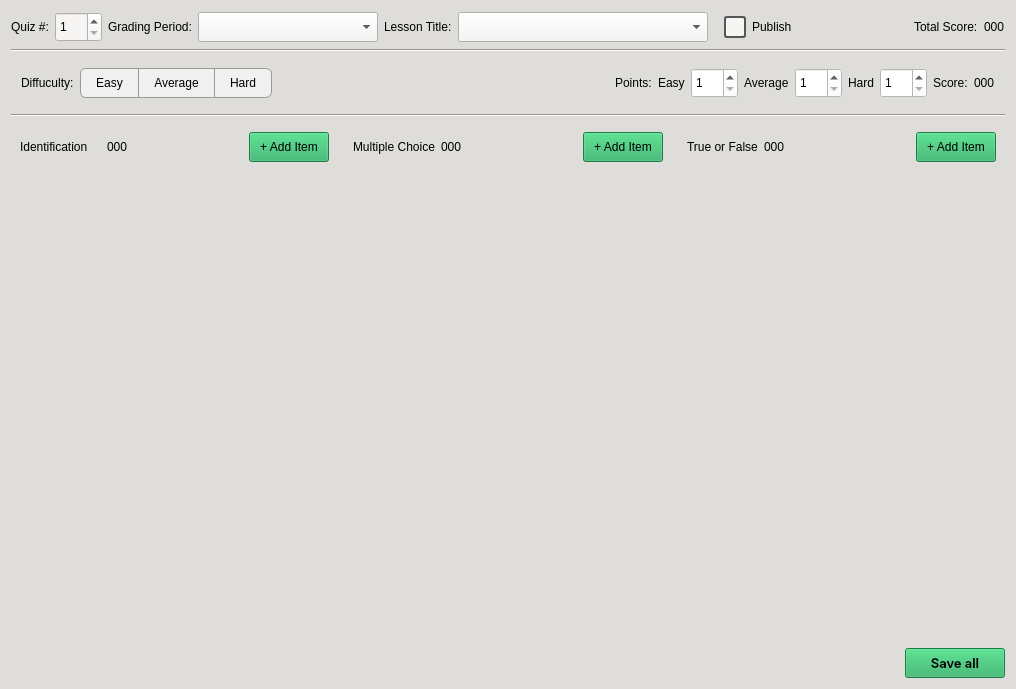
This is CAI_PyQt/CAI_Admin/UI/QuizDialog.ui in CPG19040/CPG19040 as Qt 5 draws it before an edit. The edited form follows.
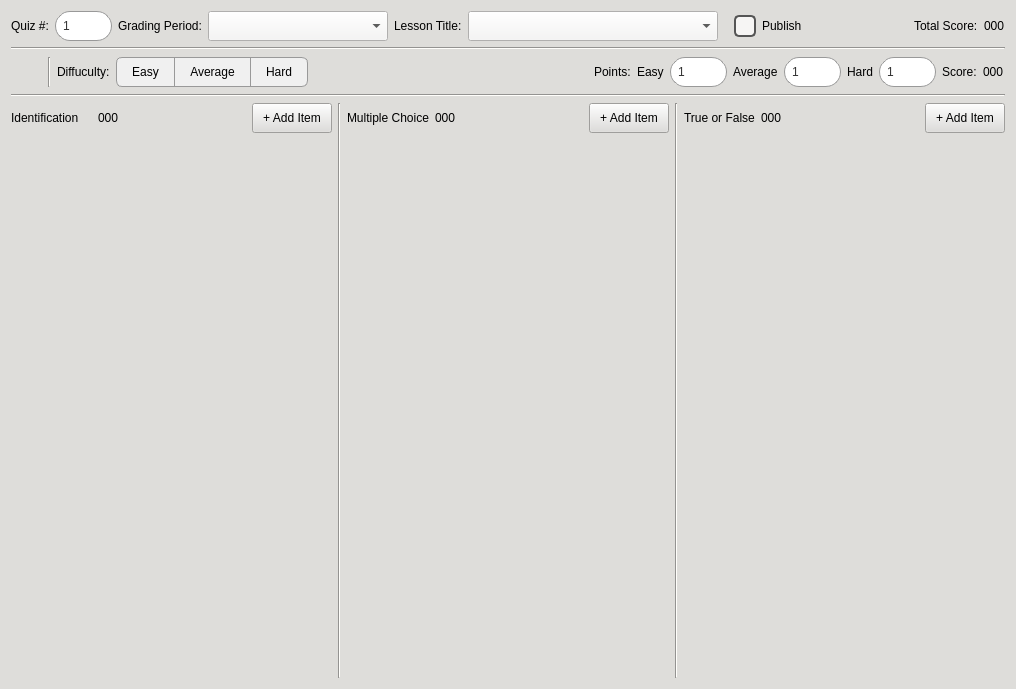
This is the edited form. Icons and pictures are not drawn.

The edit to the form file:
```diff
--- a/CAI_PyQt/CAI_Admin/UI/QuizDialog.ui
+++ b/CAI_PyQt/CAI_Admin/UI/QuizDialog.ui
@@ -14,11 +14,142 @@
    <string>Quiz Editor</string>
   </property>
   <property name="styleSheet">
-   <string notr="true">color: black; font: 10pt &quot;Inter&quot;; background-color: rgb(222, 221, 218);</string>
+   <string notr="true">* {
+    color: black;
+    font: 10pt &quot;Inter&quot;;
+    background-color: rgb(222, 221, 218);
+}
+
+*[class=&quot;button-green&quot;] {
+    border-radius: 15px;
+    padding: 0px 10px 0px;
+    background: #129046;
+    color: #FFF;
+	font: 10pt &quot;Inter SemiBold&quot;;
+}
+
+*[class=&quot;button-green&quot;]:hover {
+    background: #27AE60;
+}
+
+QComboBox[class=&quot;combobox-main&quot;] {
+	height: 30px;
+	border: 1px solid #999;
+	border-radius: 15px;
+    padding-left: 10px;
+    background-color: #ffffff;
+    color: #333333;
+    font-size: 12px;
+    selection-background-color: #7eb4d7;
+	font: 10pt &quot;Inter&quot;;
+}
+
+QComboBox[class=&quot;combobox-main&quot;]:focus {
+	border: 1px solid #007BFF;
+}
+
+QComboBox[class=&quot;combobox-main&quot;]:hover {
+    border: 1px solid #3498db;
+}
+
+QComboBox[class=&quot;combobox-main&quot;]::drop-down {
+    subcontrol-origin: padding;
+    subcontrol-position: top right;
+    width: 30px;
+    border-left-width: 0px;
+    border-top-right-radius: 8px;
+    border-bottom-right-radius: 8px;
+}
+
+QComboBox[class=&quot;combobox-main&quot;]::down-arrow {
+    image: url(:/Images/Images/caret-down.png);
+    border: none;
+    width: 8px;
+    height: 8px;
+}
+
+QComboBox[class=&quot;combobox-main&quot;] QAbstractItemView {
+    background-color: #ffffff;
+    selection-background-color: #7eb4d7;
+    selection-color: #ffffff;
+    border-radius: 5px;
+}
+
+QComboBox[class=&quot;combobox-main&quot;] QAbstractItemView::item {
+    min-height: 35px;
+    padding-left: 10px;
+    border-radius: 4px;
+}
+
+QSpinBox {
+    height: 30px;
+    border: 1px solid #999;
+    border-radius: 15px;
+    padding: 0px 5px 0px;
+    background-color: #ffffff;
+    color: #333333;
+    font-size: 12px;
+    selection-background-color: #7eb4d7;
+	font: 10pt &quot;Inter&quot;;
+}
+
+QSpinBox:focus {
+    border: 1px solid #007BFF;
+}
+
+QSpinBox:hover {
+    border: 1px solid #3498db;
+}
+
+QSpinBox::up-button {
+    subcontrol-origin: border;
+    subcontrol-position: top right;
+    width: 8px;
+    height: 8px;
+    border-top-right-radius: 15px;
+    padding: 6px 10px 6px 2px;
+	color: rgb(119, 118, 123);
+}
+
+QSpinBox::down-button {
+    subcontrol-origin: border;
+    subcontrol-position: bottom right;
+    width: 8px;
+    height: 8px;
+    border-bottom-right-radius: 15px;
+    padding: 6px 10px 6px 2px;
+	color: rgb(119, 118, 123);
+}
+
+QSpinBox::up-arrow {
+    image: url(:/Images/Images/caret-up.png);
+    width: 8px;
+    height: 8px;
+}
+
+QSpinBox::down-arrow {
+    image: url(:/Images/Images/caret-down.png);
+    width: 8px;
+    height: 8px;
+}
+</string>
   </property>
   <layout class="QVBoxLayout" name="verticalLayout_2">
    <item>
+    <widget class="QWidget" name="widget_header" native="true">
     <layout class="QHBoxLayout" name="headerLayout">
+      <property name="leftMargin">
+       <number>0</number>
+      </property>
+      <property name="topMargin">
+       <number>0</number>
+      </property>
+      <property name="rightMargin">
+       <number>0</number>
+      </property>
+      <property name="bottomMargin">
+       <number>0</number>
+      </property>
      <item>
       <widget class="QLabel" name="label_1">
        <property name="text">
@@ -34,8 +165,14 @@
          <height>30</height>
         </size>
        </property>
+        <property name="maximumSize">
+         <size>
+          <width>16777215</width>
+          <height>30</height>
+         </size>
+        </property>
        <property name="styleSheet">
-        <string notr="true">background-color: rgb(246, 245, 244);</string>
+         <string notr="true"/>
        </property>
        <property name="minimum">
         <number>1</number>
@@ -63,6 +200,12 @@
          <height>30</height>
         </size>
        </property>
+        <property name="maximumSize">
+         <size>
+          <width>16777215</width>
+          <height>30</height>
+         </size>
+        </property>
        <property name="styleSheet">
         <string notr="true">color: rgb(0, 0, 0); background-color: rgb(246, 245, 244); padding: 0px 10px 0px;</string>
        </property>
@@ -102,6 +245,12 @@
          <height>30</height>
         </size>
        </property>
+        <property name="maximumSize">
+         <size>
+          <width>16777215</width>
+          <height>30</height>
+         </size>
+        </property>
        <property name="cursor">
         <cursorShape>PointingHandCursor</cursorShape>
        </property>
@@ -115,7 +264,7 @@
 	height: 18px;
 	background-color: rgb(246, 245, 244);
 	border: 2px solid #555555;
-	border-radius: 3px;
+	border-radius: 5px;
 }
 QCheckBox::indicator:checked {
 	image: url(:/Images/Images/check.png);
@@ -141,6 +290,12 @@
      </item>
      <item>
       <widget class="QLabel" name="label_5">
+        <property name="maximumSize">
+         <size>
+          <width>16777215</width>
+          <height>30</height>
+         </size>
+        </property>
        <property name="text">
         <string>Total Score:</string>
        </property>
@@ -148,12 +303,19 @@
      </item>
      <item>
       <widget class="QLabel" name="label_totalScore">
+        <property name="maximumSize">
+         <size>
+          <width>16777215</width>
+          <height>30</height>
+         </size>
+        </property>
        <property name="text">
         <string>000</string>
        </property>
       </widget>
      </item>
     </layout>
+    </widget>
    </item>
    <item>
     <widget class="Line" name="line_3">
@@ -180,7 +342,7 @@
       <item>
        <widget class="QFrame" name="frame_5">
         <property name="styleSheet">
-         <string notr="true">#frame_5 { background-color: transparent; }</string>
+         <string notr="true">#frame_5 { background: transparent; }</string>
         </property>
         <property name="frameShape">
          <enum>QFrame::StyledPanel</enum>
@@ -189,6 +351,81 @@
          <enum>QFrame::Raised</enum>
         </property>
         <layout class="QHBoxLayout" name="horizontalLayout">
+         <property name="leftMargin">
+          <number>0</number>
+         </property>
+         <property name="topMargin">
+          <number>0</number>
+         </property>
+         <property name="rightMargin">
+          <number>0</number>
+         </property>
+         <property name="bottomMargin">
+          <number>0</number>
+         </property>
+         <item>
+          <widget class="QPushButton" name="btn_save">
+           <property name="minimumSize">
+            <size>
+             <width>30</width>
+             <height>30</height>
+            </size>
+           </property>
+           <property name="maximumSize">
+            <size>
+             <width>30</width>
+             <height>30</height>
+            </size>
+           </property>
+           <property name="font">
+            <font>
+             <family>Inter</family>
+             <pointsize>10</pointsize>
+             <weight>50</weight>
+             <italic>false</italic>
+             <bold>false</bold>
+            </font>
+           </property>
+           <property name="cursor">
+            <cursorShape>PointingHandCursor</cursorShape>
+           </property>
+           <property name="toolTip">
+            <string>Save (Ctrl + S)</string>
+           </property>
+           <property name="styleSheet">
+            <string notr="true">#btn_save {
+	border: none; 
+	background: transparent;
+}
+
+#btn_save:hover {
+	background-color: rgb(255, 255, 255);
+	border-radius: 5px;
+}
+</string>
+           </property>
+           <property name="text">
+            <string/>
+           </property>
+           <property name="icon">
+            <iconset resource="../resources.qrc">
+             <normaloff>:/Images/Images/save.png</normaloff>:/Images/Images/save.png</iconset>
+           </property>
+           <property name="iconSize">
+            <size>
+             <width>30</width>
+             <height>30</height>
+            </size>
+           </property>
+          </widget>
+         </item>
+         <item>
+          <widget class="Line" name="line">
+           <property name="orientation">
+            <enum>Qt::Vertical</enum>
+           </property>
+          </widget>
+         </item>
          <item>
           <widget class="QLabel" name="label_6">
            <property name="maximumSize">
@@ -378,8 +615,14 @@
              <height>30</height>
             </size>
            </property>
+           <property name="maximumSize">
+            <size>
+             <width>16777215</width>
+             <height>30</height>
+            </size>
+           </property>
            <property name="styleSheet">
-            <string notr="true">background-color: rgb(255, 255, 255);</string>
+            <string notr="true"/>
            </property>
            <property name="minimum">
             <number>1</number>
@@ -413,8 +656,14 @@
              <height>30</height>
             </size>
            </property>
+           <property name="maximumSize">
+            <size>
+             <width>16777215</width>
+             <height>30</height>
+            </size>
+           </property>
            <property name="styleSheet">
-            <string notr="true">background-color: rgb(255, 255, 255);</string>
+            <string notr="true"/>
            </property>
            <property name="minimum">
             <number>1</number>
@@ -448,8 +697,14 @@
              <height>30</height>
             </size>
            </property>
+           <property name="maximumSize">
+            <size>
+             <width>16777215</width>
+             <height>30</height>
+            </size>
+           </property>
            <property name="styleSheet">
-            <string notr="true">background-color: rgb(255, 255, 255);</string>
+            <string notr="true"/>
            </property>
            <property name="minimum">
             <number>1</number>
@@ -490,7 +745,82 @@
     </widget>
    </item>
    <item>
-    <widget class="QWidget" name="widget_6" native="true">
+    <widget class="QWidget" name="widget_quizview" native="true">
+     <property name="styleSheet">
+      <string notr="true">/* 1. THE MAIN CONTAINER */
+#QScrollArea { 
+    border: none;
+    border-radius: 20px; 
+    background-color: rgb(246, 245, 244);
+	font: 10pt &quot;Inter&quot;;
+}
+
+/* 2. THE VIEWPORT (Crucial for transparency/backgrounds) */
+#QScrollArea QWidget #qt_scrollarea_viewport {
+    background: rgb(246, 245, 244);
+    border-radius: 20px;
+}
+
+/* 3. VERTICAL SCROLLBAR */
+QScrollBar:vertical {
+    border: none;
+    background: #ffffff;
+    width: 10px;
+    margin: 0px;
+    border-radius: 5px;
+}
+
+QScrollBar::handle:vertical {
+    background: #7a7a7a;
+    min-height: 20px;
+    border-radius: 5px;
+}
+
+QScrollBar::handle:vertical:hover {
+    background: #574939;
+}
+
+/* 4. HORIZONTAL SCROLLBAR */
+QScrollBar:horizontal {
+    border: none;
+    background: #ffffff;
+    height: 10px; /* Note: height, not width */
+    margin: 0px;
+    border-radius: 5px;
+}
+
+QScrollBar::handle:horizontal {
+    background: #7a7a7a;
+    min-width: 20px;
+    border-radius: 5px;
+}
+
+QScrollBar::handle:horizontal:hover {
+    background: #574939;
+}
+
+/* 5. REMOVE BUTTONS &amp; TRACK BACKGROUNDS */
+/* This handles both horizontal and vertical arrows/tracks */
+QScrollBar::add-line:vertical, QScrollBar::sub-line:vertical,
+QScrollBar::add-line:horizontal, QScrollBar::sub-line:horizontal {
+    border: none;
+    background: none;
+    width: 0px;
+    height: 0px;
+}
+
+QScrollBar::add-page:vertical, QScrollBar::sub-page:vertical,
+QScrollBar::add-page:horizontal, QScrollBar::sub-page:horizontal {
+    background: none;
+}
+
+/* 6. THE CORNER WIDGET 
+   (The small square where both bars meet) */
+#QScrollArea QWidget #qt_scrollarea_corner {
+    background: rgb(246, 245, 244);
+    border: none;
+}</string>
+     </property>
      <layout class="QHBoxLayout" name="horizontalLayout_7">
       <property name="leftMargin">
        <number>0</number>
@@ -506,7 +836,22 @@
       </property>
       <item>
        <widget class="QWidget" name="widget_5" native="true">
+        <property name="styleSheet">
+         <string notr="true"/>
+        </property>
         <layout class="QVBoxLayout" name="verticalLayout">
+         <property name="leftMargin">
+          <number>0</number>
+         </property>
+         <property name="topMargin">
+          <number>0</number>
+         </property>
+         <property name="rightMargin">
+          <number>0</number>
+         </property>
+         <property name="bottomMargin">
+          <number>0</number>
+         </property>
          <item>
           <widget class="QWidget" name="widget" native="true">
            <layout class="QHBoxLayout" name="horizontalLayout_3">
@@ -583,7 +928,7 @@
                <cursorShape>PointingHandCursor</cursorShape>
               </property>
               <property name="styleSheet">
-               <string notr="true">background: #27ae60;</string>
+               <string notr="true"/>
               </property>
               <property name="text">
                <string>+ Add Item</string>
@@ -596,79 +941,13 @@
          <item>
           <widget class="QScrollArea" name="scrollArea_id">
            <property name="styleSheet">
-            <string notr="true">/* 1. THE MAIN CONTAINER */
-#scrollArea_id { 
-    border: none;
-    border-radius: 20px; 
-    background-color: rgb(246, 245, 244);
-	font: 10pt &quot;Inter&quot;;
-}
-
-/* 2. THE VIEWPORT (Crucial for transparency/backgrounds) */
-#scrollArea_id QWidget #qt_scrollarea_viewport {
-    background: rgb(246, 245, 244);
-    border-radius: 20px;
-}
-
-/* 3. VERTICAL SCROLLBAR */
-QScrollBar:vertical {
-    border: none;
-    background: #ffffff;
-    width: 10px;
-    margin: 0px;
-    border-radius: 5px;
-}
-
-QScrollBar::handle:vertical {
-    background: #7a7a7a;
-    min-height: 20px;
-    border-radius: 5px;
-}
-
-QScrollBar::handle:vertical:hover {
-    background: #574939;
-}
-
-/* 4. HORIZONTAL SCROLLBAR */
-QScrollBar:horizontal {
-    border: none;
-    background: #ffffff;
-    height: 10px; /* Note: height, not width */
-    margin: 0px;
-    border-radius: 5px;
-}
-
-QScrollBar::handle:horizontal {
-    background: #7a7a7a;
-    min-width: 20px;
-    border-radius: 5px;
-}
-
-QScrollBar::handle:horizontal:hover {
-    background: #574939;
-}
-
-/* 5. REMOVE BUTTONS &amp; TRACK BACKGROUNDS */
-/* This handles both horizontal and vertical arrows/tracks */
-QScrollBar::add-line:vertical, QScrollBar::sub-line:vertical,
-QScrollBar::add-line:horizontal, QScrollBar::sub-line:horizontal {
-    border: none;
-    background: none;
-    width: 0px;
-    height: 0px;
-}
-
-QScrollBar::add-page:vertical, QScrollBar::sub-page:vertical,
-QScrollBar::add-page:horizontal, QScrollBar::sub-page:horizontal {
-    background: none;
-}
-
-/* 6. THE CORNER WIDGET 
-   (The small square where both bars meet) */
-#scrollArea_id QWidget #qt_scrollarea_corner {
-    background: rgb(246, 245, 244);
-    border: none;
-}</string>
+            <string notr="true"/>
+           </property>
+           <property name="frameShape">
+            <enum>QFrame::NoFrame</enum>
+           </property>
+           <property name="frameShadow">
+            <enum>QFrame::Sunken</enum>
            </property>
            <property name="widgetResizable">
             <bool>true</bool>
@@ -678,8 +957,8 @@
              <rect>
               <x>0</x>
               <y>0</y>
-              <width>311</width>
-              <height>467</height>
+              <width>323</width>
+              <height>543</height>
              </rect>
             </property>
             <layout class="QVBoxLayout" name="layout_identification"/>
@@ -689,6 +968,13 @@
         </layout>
        </widget>
       </item>
+      <item>
+       <widget class="Line" name="line_4">
+        <property name="orientation">
+         <enum>Qt::Vertical</enum>
+        </property>
+       </widget>
+      </item>
       <item>
        <widget class="QWidget" name="widget_7" native="true">
         <property name="minimumSize">
@@ -698,6 +984,18 @@
          </size>
         </property>
         <layout class="QVBoxLayout" name="verticalLayout_6">
+         <property name="leftMargin">
+          <number>0</number>
+         </property>
+         <property name="topMargin">
+          <number>0</number>
+         </property>
+         <property name="rightMargin">
+          <number>0</number>
+         </property>
+         <property name="bottomMargin">
+          <number>0</number>
+         </property>
          <item>
           <widget class="QWidget" name="widget_3" native="true">
            <layout class="QHBoxLayout" name="horizontalLayout_5">
@@ -761,7 +1059,7 @@
                <cursorShape>PointingHandCursor</cursorShape>
               </property>
               <property name="styleSheet">
-               <string notr="true">background: #27ae60;</string>
+               <string notr="true"/>
               </property>
               <property name="text">
                <string>+ Add Item</string>
@@ -774,79 +1072,13 @@
          <item>
           <widget class="QScrollArea" name="scrollArea_mc">
            <property name="styleSheet">
-            <string notr="true">/* 1. THE MAIN CONTAINER */
-#scrollArea_mc { 
-    border: none;
-    border-radius: 20px; 
-    background-color: rgb(246, 245, 244);
-	font: 10pt &quot;Inter&quot;;
-}
-
-/* 2. THE VIEWPORT (Crucial for transparency/backgrounds) */
-#scrollArea_mc QWidget #qt_scrollarea_viewport {
-    background: rgb(246, 245, 244);
-    border-radius: 20px;
-}
-
-/* 3. VERTICAL SCROLLBAR */
-QScrollBar:vertical {
-    border: none;
-    background: #ffffff;
-    width: 10px;
-    margin: 0px;
-    border-radius: 5px;
-}
-
-QScrollBar::handle:vertical {
-    background: #7a7a7a;
-    min-height: 20px;
-    border-radius: 5px;
-}
-
-QScrollBar::handle:vertical:hover {
-    background: #574939;
-}
-
-/* 4. HORIZONTAL SCROLLBAR */
-QScrollBar:horizontal {
-    border: none;
-    background: #ffffff;
-    height: 10px; /* Note: height, not width */
-    margin: 0px;
-    border-radius: 5px;
-}
-
-QScrollBar::handle:horizontal {
-    background: #7a7a7a;
-    min-width: 20px;
-    border-radius: 5px;
-}
-
-QScrollBar::handle:horizontal:hover {
-    background: #574939;
-}
-
-/* 5. REMOVE BUTTONS &amp; TRACK BACKGROUNDS */
-/* This handles both horizontal and vertical arrows/tracks */
-QScrollBar::add-line:vertical, QScrollBar::sub-line:vertical,
-QScrollBar::add-line:horizontal, QScrollBar::sub-line:horizontal {
-    border: none;
-    background: none;
-    width: 0px;
-    height: 0px;
-}
-
-QScrollBar::add-page:vertical, QScrollBar::sub-page:vertical,
-QScrollBar::add-page:horizontal, QScrollBar::sub-page:horizontal {
-    background: none;
-}
-
-/* 6. THE CORNER WIDGET 
-   (The small square where both bars meet) */
-#scrollArea_mc QWidget #qt_scrollarea_corner {
-    background: rgb(246, 245, 244);
-    border: none;
-}</string>
+            <string notr="true"/>
+           </property>
+           <property name="frameShape">
+            <enum>QFrame::NoFrame</enum>
+           </property>
+           <property name="frameShadow">
+            <enum>QFrame::Sunken</enum>
            </property>
            <property name="widgetResizable">
             <bool>true</bool>
@@ -856,8 +1088,8 @@
              <rect>
               <x>0</x>
               <y>0</y>
-              <width>310</width>
-              <height>467</height>
+              <width>322</width>
+              <height>543</height>
              </rect>
             </property>
             <layout class="QVBoxLayout" name="layout_multiplechoice"/>
@@ -867,6 +1099,13 @@
         </layout>
        </widget>
       </item>
+      <item>
+       <widget class="Line" name="line_5">
+        <property name="orientation">
+         <enum>Qt::Vertical</enum>
+        </property>
+       </widget>
+      </item>
       <item>
        <widget class="QWidget" name="widget_8" native="true">
         <property name="minimumSize">
@@ -876,6 +1115,18 @@
          </size>
         </property>
         <layout class="QVBoxLayout" name="verticalLayout_8">
+         <property name="leftMargin">
+          <number>0</number>
+         </property>
+         <property name="topMargin">
+          <number>0</number>
+         </property>
+         <property name="rightMargin">
+          <number>0</number>
+         </property>
+         <property name="bottomMargin">
+          <number>0</number>
+         </property>
          <item>
           <widget class="QWidget" name="widget_4" native="true">
            <layout class="QHBoxLayout" name="horizontalLayout_6">
@@ -939,7 +1190,7 @@
                <cursorShape>PointingHandCursor</cursorShape>
               </property>
               <property name="styleSheet">
-               <string notr="true">background: #27ae60;</string>
+               <string notr="true"/>
               </property>
               <property name="text">
                <string>+ Add Item</string>
@@ -952,79 +1203,13 @@
          <item>
           <widget class="QScrollArea" name="scrollArea_tf">
            <property name="styleSheet">
-            <string notr="true">/* 1. THE MAIN CONTAINER */
-#scrollArea_tf { 
-    border: none;
-    border-radius: 20px; 
-    background-color: rgb(246, 245, 244);
-	font: 10pt &quot;Inter&quot;;
-}
-
-/* 2. THE VIEWPORT (Crucial for transparency/backgrounds) */
-#scrollArea_tf QWidget #qt_scrollarea_viewport {
-    background: rgb(246, 245, 244);
-    border-radius: 20px;
-}
-
-/* 3. VERTICAL SCROLLBAR */
-QScrollBar:vertical {
-    border: none;
-    background: #ffffff;
-    width: 10px;
-    margin: 0px;
-    border-radius: 5px;
-}
-
-QScrollBar::handle:vertical {
-    background: #7a7a7a;
-    min-height: 20px;
-    border-radius: 5px;
-}
-
-QScrollBar::handle:vertical:hover {
-    background: #574939;
-}
-
-/* 4. HORIZONTAL SCROLLBAR */
-QScrollBar:horizontal {
-    border: none;
-    background: #ffffff;
-    height: 10px; /* Note: height, not width */
-    margin: 0px;
-    border-radius: 5px;
-}
-
-QScrollBar::handle:horizontal {
-    background: #7a7a7a;
-    min-width: 20px;
-    border-radius: 5px;
-}
-
-QScrollBar::handle:horizontal:hover {
-    background: #574939;
-}
-
-/* 5. REMOVE BUTTONS &amp; TRACK BACKGROUNDS */
-/* This handles both horizontal and vertical arrows/tracks */
-QScrollBar::add-line:vertical, QScrollBar::sub-line:vertical,
-QScrollBar::add-line:horizontal, QScrollBar::sub-line:horizontal {
-    border: none;
-    background: none;
-    width: 0px;
-    height: 0px;
-}
-
-QScrollBar::add-page:vertical, QScrollBar::sub-page:vertical,
-QScrollBar::add-page:horizontal, QScrollBar::sub-page:horizontal {
-    background: none;
-}
-
-/* 6. THE CORNER WIDGET 
-   (The small square where both bars meet) */
-#scrollArea_tf QWidget #qt_scrollarea_corner {
-    background: rgb(246, 245, 244);
-    border: none;
-}</string>
+            <string notr="true"/>
+           </property>
+           <property name="frameShape">
+            <enum>QFrame::NoFrame</enum>
+           </property>
+           <property name="frameShadow">
+            <enum>QFrame::Sunken</enum>
            </property>
            <property name="widgetResizable">
             <bool>true</bool>
@@ -1034,8 +1219,8 @@
              <rect>
               <x>0</x>
               <y>0</y>
-              <width>311</width>
-              <height>467</height>
+              <width>323</width>
+              <height>543</height>
              </rect>
             </property>
             <layout class="QVBoxLayout" name="layout_trueorfalse"/>
@@ -1048,80 +1233,6 @@
      </layout>
     </widget>
    </item>
-   <item>
-    <widget class="QFrame" name="frame_4">
-     <property name="styleSheet">
-      <string notr="true">#frame_4 { border: none; background-color: transparent; }</string>
-     </property>
-     <property name="frameShape">
-      <enum>QFrame::StyledPanel</enum>
-     </property>
-     <property name="frameShadow">
-      <enum>QFrame::Raised</enum>
-     </property>
-     <layout class="QHBoxLayout" name="horizontalLayout_4">
-      <property name="leftMargin">
-       <number>0</number>
-      </property>
-      <property name="topMargin">
-       <number>0</number>
-      </property>
-      <property name="rightMargin">
-       <number>0</number>
-      </property>
-      <property name="bottomMargin">
-       <number>0</number>
-      </property>
-      <item>
-       <spacer name="horizontalSpacer_7">
-        <property name="orientation">
-         <enum>Qt::Horizontal</enum>
-        </property>
-        <property name="sizeHint" stdset="0">
-         <size>
-          <width>40</width>
-          <height>20</height>
-         </size>
-        </property>
-       </spacer>
-      </item>
-      <item>
-       <widget class="QPushButton" name="btn_save">
-        <property name="minimumSize">
-         <size>
-          <width>100</width>
-          <height>30</height>
-         </size>
-        </property>
-        <property name="font">
-         <font>
-          <family>Inter SemiBold</family>
-          <pointsize>10</pointsize>
-          <weight>50</weight>
-          <italic>false</italic>
-          <bold>false</bold>
-         </font>
-        </property>
-        <property name="cursor">
-         <cursorShape>PointingHandCursor</cursorShape>
-        </property>
-        <property name="styleSheet">
-         <string notr="true">background: #27ae60; font: 10pt &quot;Inter SemiBold&quot;;</string>
-        </property>
-        <property name="text">
-         <string>Save all</string>
-        </property>
-        <property name="iconSize">
-         <size>
-          <width>20</width>
-          <height>20</height>
-         </size>
-        </property>
-       </widget>
-      </item>
-     </layout>
-    </widget>
-   </item>
   </layout>
  </widget>
  <resources>
```
Left out of the diff: 15 changed lines with no effect on the pictures. Lines whose indentation alone changed are shown as unchanged.
